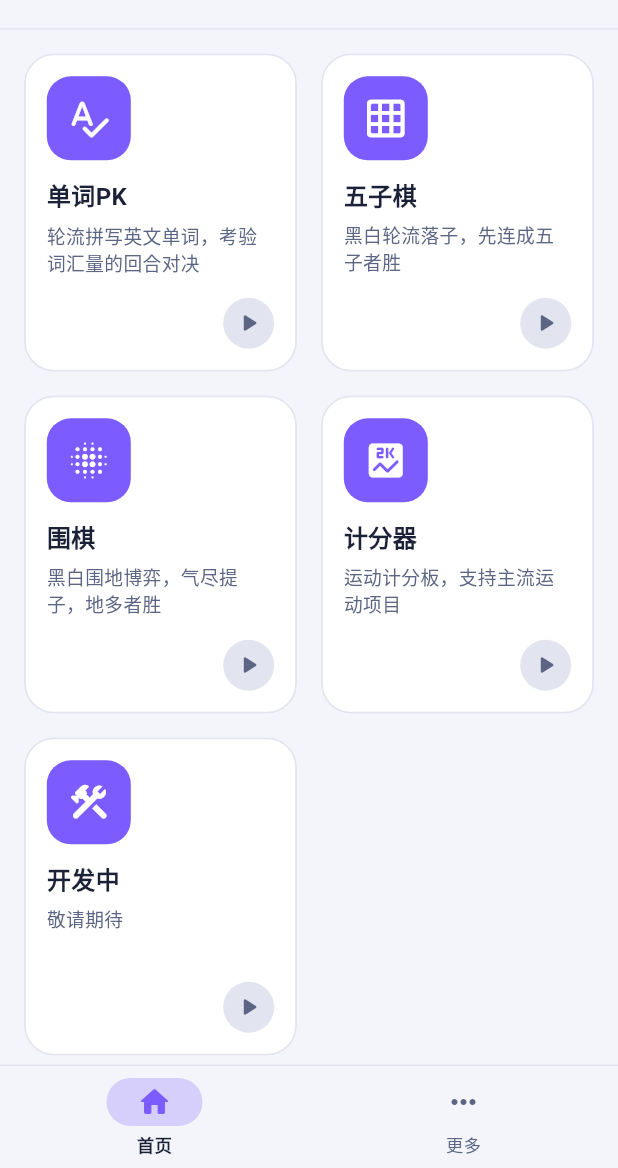
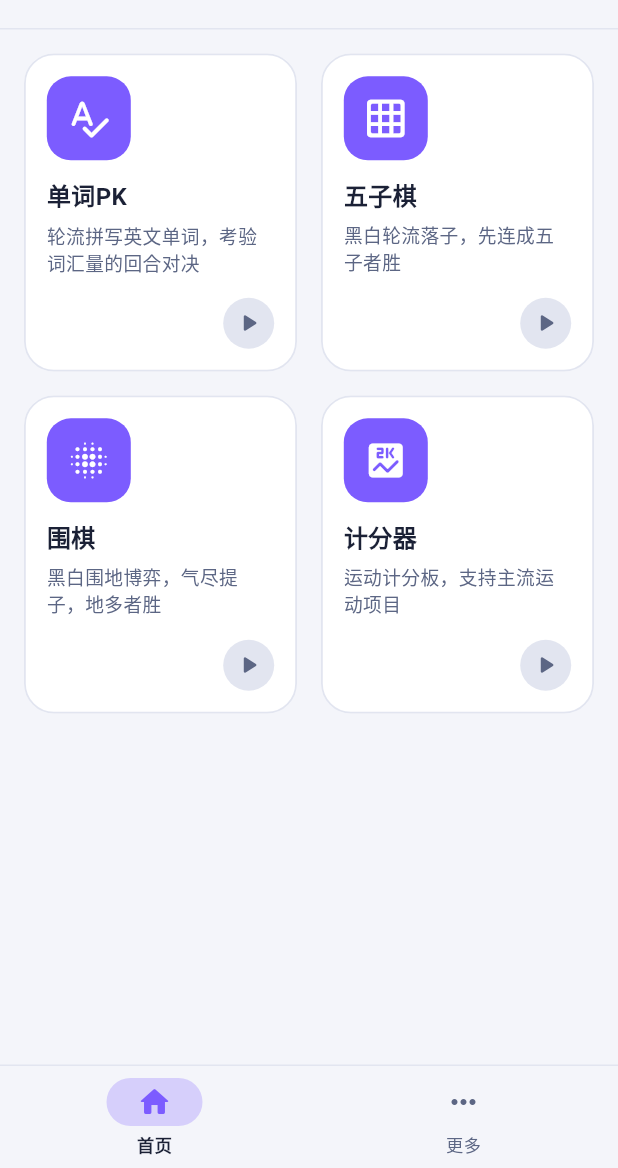
Before and after one commit to merrick-shen/horyx, a Flutter app: the screen it shows after launch, on a phone screen of 412 x 824 dp, the part 68-1236 px from its top. Run offline on Flutter 3.47's test engine with Material 3 defaults, Android fonts, the phone set to English and light mode, and no system bars; our stand-ins replace shared_preferences; statements that could not run were skipped; project files that could hold a hidden picture were left out.

Commit message:
ui: 移除主页开发中占位卡片

```diff
--- a/lib/data/game_data.dart
+++ b/lib/data/game_data.dart
@@ -3,11 +3,8 @@ import 'package:flutter/material.dart';
 import '../models/game_info.dart';
 
 /// 静态游戏数据源
-/// 已上线的游戏使用各自真实数据，未开发的游戏以「开发中」占位
+/// 已上线的游戏使用各自真实数据，规划中的游戏以占位页接入
 abstract final class GameData {
-  /// 占位卡片数量（开发中的游戏）
-  static const int placeholderCount = 1;
-
   /// 单词PK
   static const GameInfo wordPk = GameInfo(
     name: '单词PK',
@@ -41,14 +38,5 @@ abstract final class GameData {
     gomoku,
     weiqi,
     scoreboard,
-    // 其余游戏保持占位展示
-    ...List.generate(
-      placeholderCount,
-      (_) => const GameInfo(
-        name: '开发中',
-        description: '敬请期待',
-        icon: Icons.construction_rounded,
-      ),
-    ),
   ];
 }
--- a/lib/widgets/game_grid.dart
+++ b/lib/widgets/game_grid.dart
@@ -41,7 +41,7 @@ class GameGrid extends StatelessWidget {
           itemBuilder: (context, index) => GameCard(
             game: GameData.games[index],
             // 已接入玩法的游戏卡片跳转对应游戏页；
-            // 已规划未开发的游戏进入占位页，其余（开发中卡片）不可点击
+            // 已规划未开发的游戏进入占位页
             onTap: switch (index) {
               0 => () => Navigator.of(context).push(
                     MaterialPageRoute(
@@ -68,6 +68,7 @@ class GameGrid extends StatelessWidget {
                       builder: (_) => const ScoreboardPage(),
                     ),
                   ),
+              // 列表仅四个游戏，此处为 switch 穷尽性兜底
               _ => null,
             },
           ),
```
Also changed, not shown: 1 other file.
